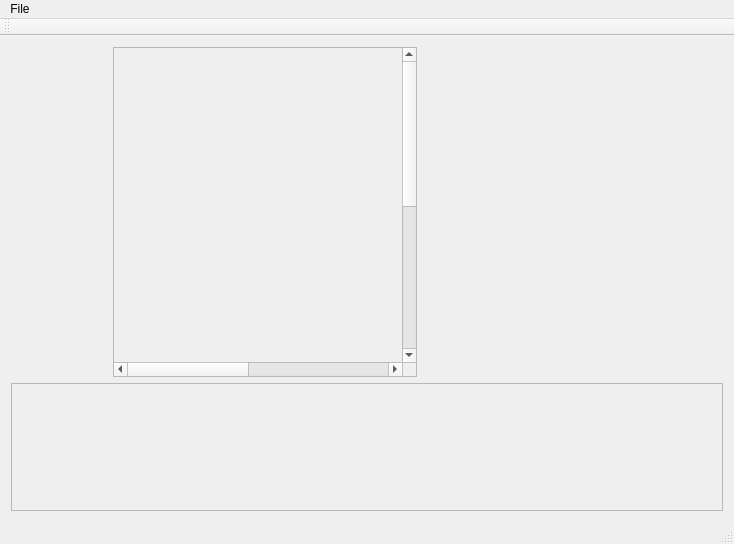
This is mainwindow.ui in jacobthebrown/Jotoshop as Qt 5 draws it before an edit. The edited form follows.
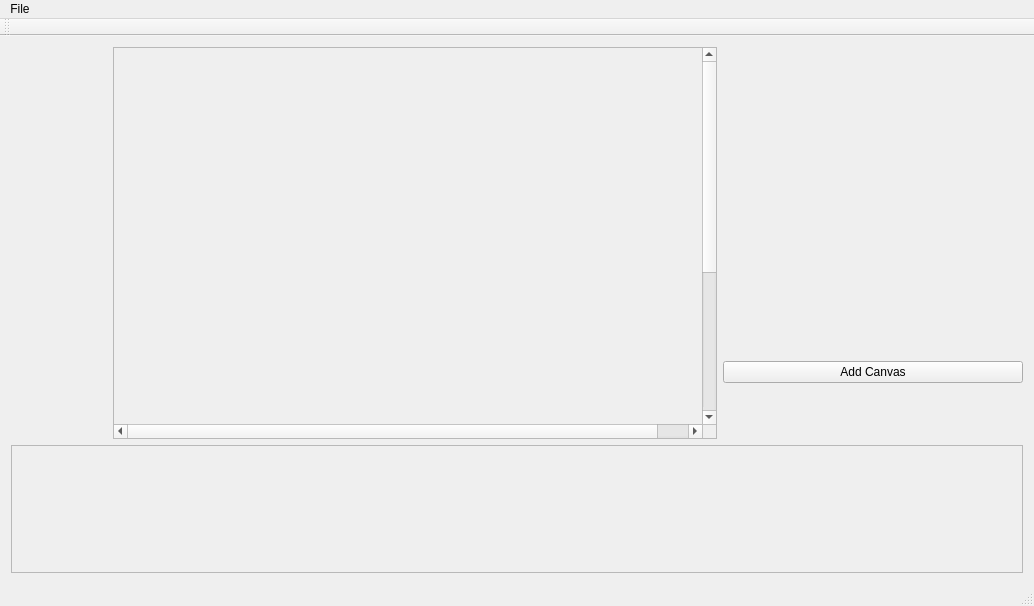
This is the edited form. Custom widgets are drawn as their Qt base class.

Diff of the .ui file:
```diff
--- a/mainwindow.ui
+++ b/mainwindow.ui
@@ -6,8 +6,8 @@
    <rect>
     <x>0</x>
     <y>0</y>
-    <width>734</width>
-    <height>544</height>
+    <width>1034</width>
+    <height>606</height>
    </rect>
   </property>
   <property name="windowTitle">
@@ -67,13 +67,19 @@
             <rect>
              <x>0</x>
              <y>0</y>
-             <width>618</width>
-             <height>618</height>
+             <width>624</width>
+             <height>624</height>
             </rect>
            </property>
            <layout class="QGridLayout" name="gridLayout">
             <item row="0" column="0">
              <widget class="QWidgetCanvas" name="Canvas" native="true">
+              <property name="sizePolicy">
+               <sizepolicy hsizetype="Preferred" vsizetype="Preferred">
+                <horstretch>0</horstretch>
+                <verstretch>0</verstretch>
+               </sizepolicy>
+              </property>
               <property name="minimumSize">
                <size>
                 <width>600</width>
@@ -121,12 +127,22 @@
           </property>
          </widget>
         </item>
+        <item>
+         <widget class="QPushButton" name="addCanvasButton">
+          <property name="text">
+           <string>Add Canvas</string>
+          </property>
+         </widget>
+        </item>
        </layout>
       </item>
      </layout>
     </item>
     <item>
      <widget class="QScrollArea" name="scrollArea_2">
+      <property name="enabled">
+       <bool>true</bool>
+      </property>
       <property name="minimumSize">
        <size>
         <width>4</width>
@@ -143,35 +159,34 @@
        <bool>true</bool>
       </property>
       <widget class="QWidget" name="scrollAreaWidgetContents_2">
+       <property name="enabled">
+        <bool>true</bool>
+       </property>
        <property name="geometry">
         <rect>
          <x>0</x>
          <y>0</y>
-         <width>714</width>
+         <width>1008</width>
          <height>126</height>
         </rect>
        </property>
        <widget class="QWidget" name="AnimationFrame" native="true">
         <property name="geometry">
          <rect>
-          <x>-10</x>
-          <y>0</y>
-          <width>498</width>
-          <height>50</height>
+          <x>10</x>
+          <y>10</y>
+          <width>991</width>
+          <height>111</height>
          </rect>
         </property>
-        <property name="minimumSize">
-         <size>
-          <width>0</width>
-          <height>50</height>
-         </size>
-        </property>
-        <property name="maximumSize">
-         <size>
-          <width>16777215</width>
-          <height>128</height>
-         </size>
-        </property>
+        <layout class="QHBoxLayout" name="scrollArea_2Layout">
+         <property name="spacing">
+          <number>-1</number>
+         </property>
+         <property name="sizeConstraint">
+          <enum>QLayout::SetDefaultConstraint</enum>
+         </property>
+        </layout>
        </widget>
       </widget>
      </widget>
@@ -183,8 +198,8 @@
     <rect>
      <x>0</x>
      <y>0</y>
-     <width>734</width>
-     <height>21</height>
+     <width>1034</width>
+     <height>22</height>
     </rect>
    </property>
    <widget class="QMenu" name="menuFile">
```
Left out of the diff: 5 changed lines with no effect on the pictures.
